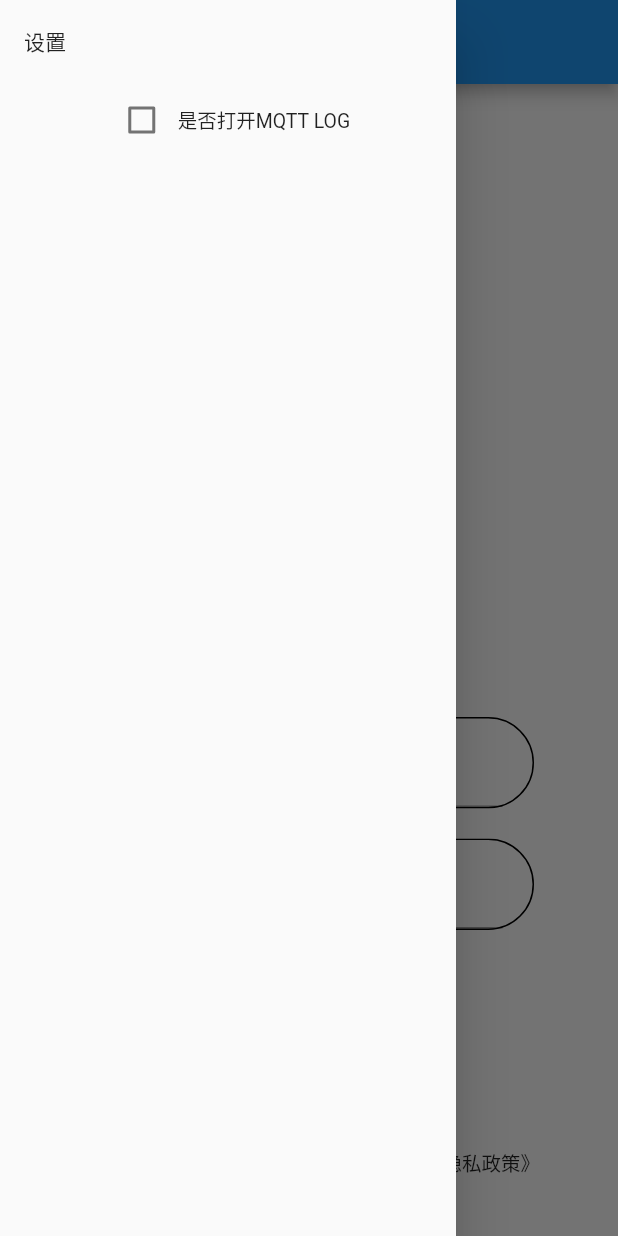
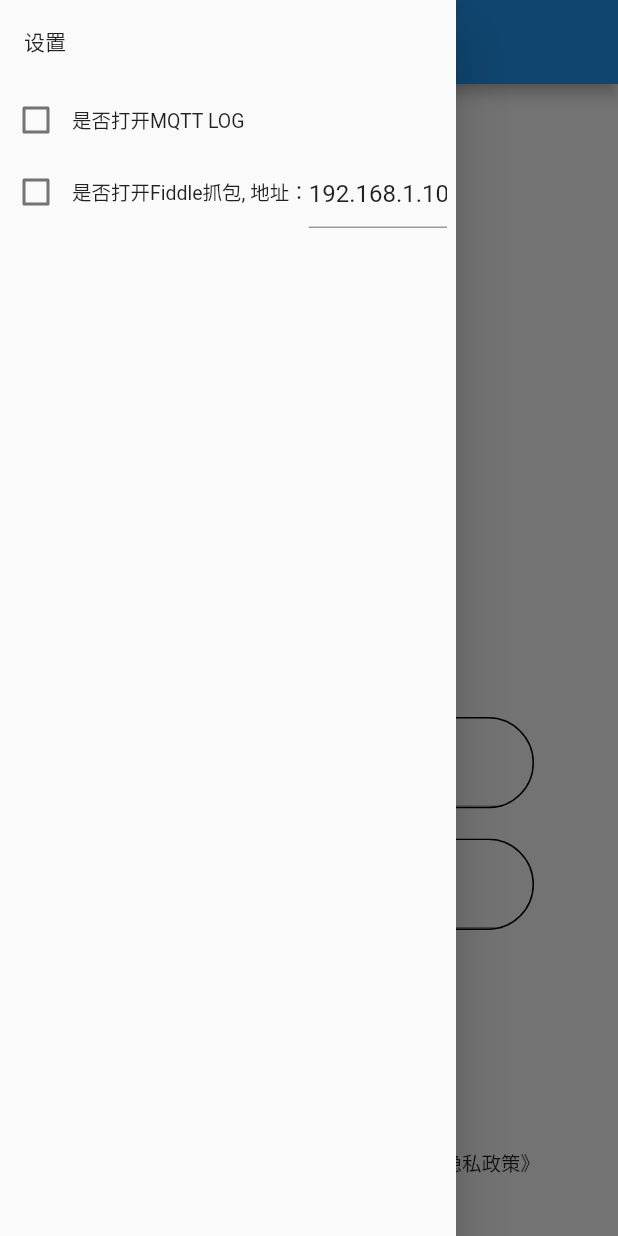
Before and after one commit to Yosuke-li/t_plus, a Flutter app: the screen it shows after launch, with the side drawer open, on a phone screen of 412 x 824 dp. Run offline on Flutter 3.47's test engine with Material 2 defaults, Android fonts, the phone set to English and light mode, and no system bars; our stand-ins replace bot_toast, cookie_jar, dio, dio_cookie_manager, get and 1 more; missing offline and left inert: call, common_utils, dart:ffi, mqtt_client; accounts and stored records are empty.

Commit message:
style: 添加设置选项

```diff
--- a/lib/global/global.dart
+++ b/lib/global/global.dart
@@ -2,5 +2,9 @@ import 'package:transaction_plus/model/user.dart';
 
 class Global {
   static User user;
-  static bool isMqttLog = false;
+  static bool isMqttLog = false; //开启mqttlog
+
+  //开启fiddle
+  static bool isFiddle = false;
+  static String fiddleIp = '192.168.1.101';
 }
--- a/lib/page/login/view.dart
+++ b/lib/page/login/view.dart
@@ -1,6 +1,8 @@
 import 'package:flutter/material.dart';
+import 'package:flutter/services.dart';
 import 'package:get/get.dart';
 import 'package:transaction_plus/global/global.dart';
+import 'package:transaction_plus/utils/screen.dart';
 import 'package:transaction_plus/widget/down_menu.dart';
 import 'package:transaction_plus/utils/navigator_helper.dart';
 
@@ -158,7 +160,7 @@ class _LoginPageState extends State<LoginPage> {
               title: Text('设置'),
             ),
             Row(
-              mainAxisAlignment: MainAxisAlignment.center,
+              mainAxisAlignment: MainAxisAlignment.start,
               children: [
                 Checkbox(
                   value: Global.isMqttLog ?? false,
@@ -172,7 +174,41 @@ class _LoginPageState extends State<LoginPage> {
                   style: TextStyle(fontSize: 13.0),
                 ),
               ],
-            )
+            ),
+            Row(
+              mainAxisAlignment: MainAxisAlignment.start,
+              children: [
+                Checkbox(
+                  value: Global.isFiddle ?? false,
+                  onChanged: (bool value) {
+                    Global.isFiddle = value;
+                    setState(() {});
+                  },
+                ),
+                Text(
+                  "是否打开Fiddle抓包, 地址：",
+                  style: TextStyle(fontSize: 13.0),
+                ),
+                Expanded(
+                  child: TextFormField(
+                    readOnly: Global.isFiddle == false,
+                    keyboardType: TextInputType.number,
+                    initialValue: Global.fiddleIp ?? '',
+                    inputFormatters: [
+                      FilteringTextInputFormatter.allow(RegExp("[0-9.]")),
+                    ],
+                    decoration: InputDecoration(hintText: '例如：192.168.1.101'),
+                    onChanged: (String val) {
+                      Global.fiddleIp = val;
+                      setState(() {});
+                    },
+                  ),
+                ),
+                Container(
+                  width: screenUtil.adaptive(10),
+                ),
+              ],
+            ),
           ],
         ),
       ),
```
Also changed, not shown: lib/utils/dio/dio_helper.dart (+18 -0 lines), lib/utils/mqtt_helper.dart (+6 -1 lines).
